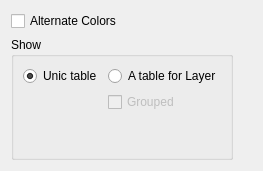
First picture: the form in src/terralib/qt/af/settings/ui/TableWidgetForm.ui, repository claudiobogossian/terralib5, before the edit.
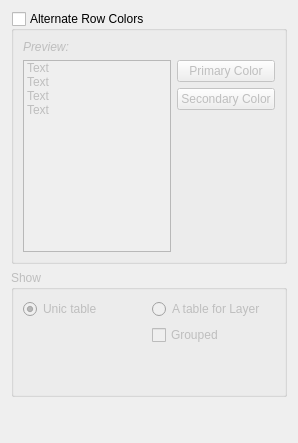
Second picture: the form after the edit.

Commit message: Choose color to alternate

The edit to the form file:
```diff
--- a/src/terralib/qt/af/settings/ui/TableWidgetForm.ui
+++ b/src/terralib/qt/af/settings/ui/TableWidgetForm.ui
@@ -6,25 +6,121 @@
    <rect>
     <x>0</x>
     <y>0</y>
-    <width>263</width>
-    <height>171</height>
+    <width>298</width>
+    <height>443</height>
    </rect>
   </property>
   <property name="windowTitle">
    <string>Table settings</string>
   </property>
-  <layout class="QVBoxLayout" name="verticalLayout_3">
-   <item>
-    <widget class="QCheckBox" name="m_alternateColorsCheckBox">
-     <property name="text">
-      <string>Alternate Colors</string>
-     </property>
-    </widget>
-   </item>
-   <item>
-    <layout class="QHBoxLayout" name="horizontalLayout_2" stretch="0,1">
+  <layout class="QGridLayout" name="gridLayout_3">
+   <item row="0" column="0">
+    <layout class="QVBoxLayout" name="verticalLayout_5" stretch="0,0,1">
+     <item>
+      <widget class="QGroupBox" name="m_alternateRowColorsGroupBox">
+       <property name="mouseTracking">
+        <bool>false</bool>
+       </property>
+       <property name="acceptDrops">
+        <bool>false</bool>
+       </property>
+       <property name="title">
+        <string>Alternate Row Colors</string>
+       </property>
+       <property name="flat">
+        <bool>false</bool>
+       </property>
+       <property name="checkable">
+        <bool>true</bool>
+       </property>
+       <property name="checked">
+        <bool>false</bool>
+       </property>
+       <layout class="QGridLayout" name="gridLayout_2">
+        <item row="0" column="0">
+         <layout class="QVBoxLayout" name="verticalLayout_4">
+          <item>
+           <widget class="QLabel" name="label">
+            <property name="text">
+             <string>&lt;html&gt;&lt;head/&gt;&lt;body&gt;&lt;p&gt;&lt;span style=&quot; font-style:italic;&quot;&gt;Preview:&lt;/span&gt;&lt;/p&gt;&lt;/body&gt;&lt;/html&gt;</string>
+            </property>
+           </widget>
+          </item>
+          <item>
+           <layout class="QHBoxLayout" name="horizontalLayout_2" stretch="2,1">
+            <item>
+             <widget class="QListWidget" name="m_previewListWidget">
+              <property name="maximumSize">
+               <size>
+                <width>16777215</width>
+                <height>16777215</height>
+               </size>
+              </property>
+              <item>
+               <property name="text">
+                <string>Text</string>
+               </property>
+              </item>
+              <item>
+               <property name="text">
+                <string>Text</string>
+               </property>
+              </item>
+              <item>
+               <property name="text">
+                <string>Text</string>
+               </property>
+              </item>
+              <item>
+               <property name="text">
+                <string>Text</string>
+               </property>
+              </item>
+             </widget>
+            </item>
+            <item>
+             <layout class="QVBoxLayout" name="verticalLayout_3">
+              <item>
+               <widget class="QPushButton" name="m_primaryPushButton">
+                <property name="text">
+                 <string>Primary Color</string>
+                </property>
+               </widget>
+              </item>
+              <item>
+               <widget class="QPushButton" name="m_secondaryPushButton">
+                <property name="text">
+                 <string>Secondary Color</string>
+                </property>
+               </widget>
+              </item>
+              <item>
+               <spacer name="verticalSpacer">
+                <property name="orientation">
+                 <enum>Qt::Vertical</enum>
+                </property>
+                <property name="sizeHint" stdset="0">
+                 <size>
+                  <width>20</width>
+                  <height>40</height>
+                 </size>
+                </property>
+               </spacer>
+              </item>
+             </layout>
+            </item>
+           </layout>
+          </item>
+         </layout>
+        </item>
+       </layout>
+      </widget>
+     </item>
      <item>
       <widget class="QGroupBox" name="groupBox_2">
+       <property name="enabled">
+        <bool>false</bool>
+       </property>
        <property name="title">
         <string>Show</string>
        </property>
@@ -104,14 +200,14 @@
       </widget>
      </item>
      <item>
-      <spacer name="horizontalSpacer">
+      <spacer name="verticalSpacer_4">
        <property name="orientation">
-        <enum>Qt::Horizontal</enum>
+        <enum>Qt::Vertical</enum>
        </property>
        <property name="sizeHint" stdset="0">
         <size>
-         <width>40</width>
-         <height>20</height>
+         <width>20</width>
+         <height>40</height>
         </size>
        </property>
       </spacer>
```
The commit also changes 6 other files.
